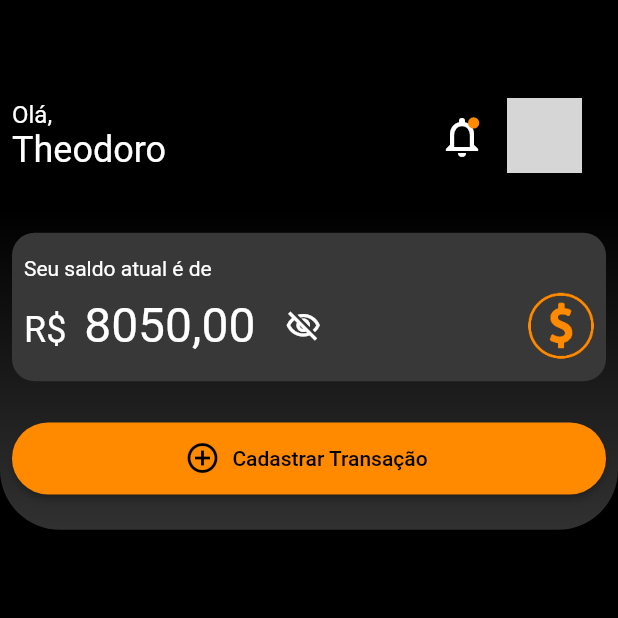
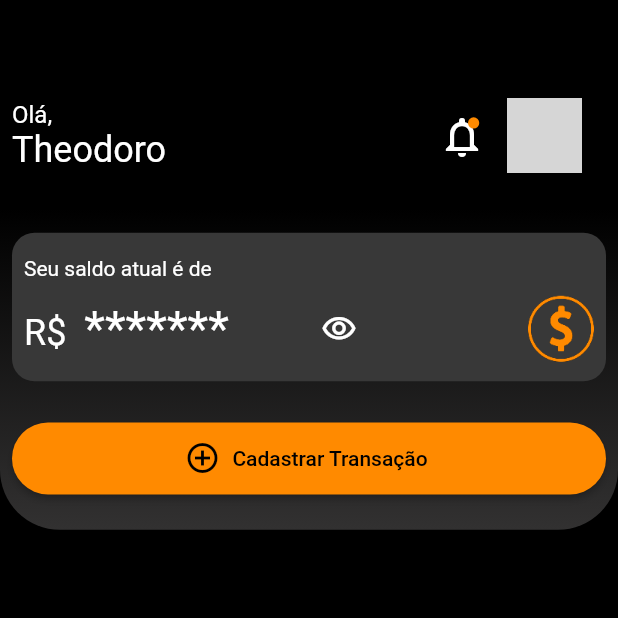
Before and after one commit to Orange-Juice-Projeto-Developer/orange_wallet_mobile, a Flutter app: the screen it shows after launch, on a phone screen of 412 x 824 dp, the top half of it. Run offline on Flutter 3.47's test engine with Material 2 defaults, Android fonts, the phone set to English and light mode, and no system bars; network calls fail; grey boxes are pictures that could not be loaded.

Commit message:
Implementada visibilidade do saldo

```diff
--- a/lib/pages/home_page.dart
+++ b/lib/pages/home_page.dart
@@ -2,12 +2,19 @@ import 'package:flutter/material.dart';
 import 'package:orange_wallet_mobile/models/cadastrar_transacao_button.dart';
 import 'package:orange_wallet_mobile/models/notification_button.dart';
 
-class HomePage extends StatelessWidget {
+class HomePage extends StatefulWidget {
   const HomePage({Key? key}) : super(key: key);
 
   @override
+  State<HomePage> createState() => _HomePageState();
+}
+
+class _HomePageState extends State<HomePage> {
+  @override
   Widget build(BuildContext context) {
     var mediaQuery = MediaQuery.of(context).size;
+    bool saldoVisible = false;
+    double saldo = 8050.50;
     return Scaffold(
       backgroundColor: Colors.black,
       body: SingleChildScrollView(
@@ -93,34 +100,48 @@ class HomePage extends StatelessWidget {
                                   TextStyle(fontSize: 14, color: Colors.white),
                             ),
                           ),
-                          Row(
+                          StatefulBuilder(
+                            builder: ((context, setState) {
+                              return Row(
                                 children: [
-                              const Text.rich(
+                                  SizedBox(
+                                    width: 170,
+                                    height: 38,
+                                    child: Text.rich(
                                       TextSpan(
                                         children: [
-                                    TextSpan(
+                                          const TextSpan(
                                             text: 'R\$  ',
                                             style: TextStyle(
-                                          fontSize: 24, color: Colors.white),
+                                                fontSize: 24,
+                                                color: Colors.white),
                                           ),
                                           TextSpan(
-                                      text: '8050,00',
-                                      style: TextStyle(
-                                          fontSize: 32, color: Colors.white),
+                                            text: saldoVisible
+                                                ? saldo.toStringAsFixed(2).replaceAll('.', ',')
+                                                : '*******',
+                                            style: const TextStyle(
+                                                fontSize: 32,
+                                                color: Colors.white),
                                           ),
                                         ],
                                       ),
                                     ),
+                                  ),
                                   const SizedBox(
-                                width: 20,
+                                    width: 16,
                                   ),
-                              const Icon(
-                                Icons.visibility_off_outlined,
+                                  IconButton(
+                                    onPressed: (() {
+                                      saldoVisible = !saldoVisible;
+                                      setState(() {});
+                                    }),
+                                    icon: Icon(saldoVisible
+                                        ? Icons.visibility_off_outlined
+                                        : Icons.visibility_outlined),
                                     color: Colors.white,
                                   ),
-                              // Aguardando ver sobre vetores ou baixar o baratinho de dinheiro
                                   const Spacer(),
-
                                   Padding(
                                     padding: const EdgeInsets.only(right: 8.0),
                                     child: Image.asset(
@@ -132,6 +153,8 @@ class HomePage extends StatelessWidget {
                                         'assets/images/Dinheiro-Transparente.png'),
                                   ),
                                 ],
+                              );
+                            }),
                           ),
                         ],
                       ),
```
Lines whose indentation alone changed are shown as unchanged.
